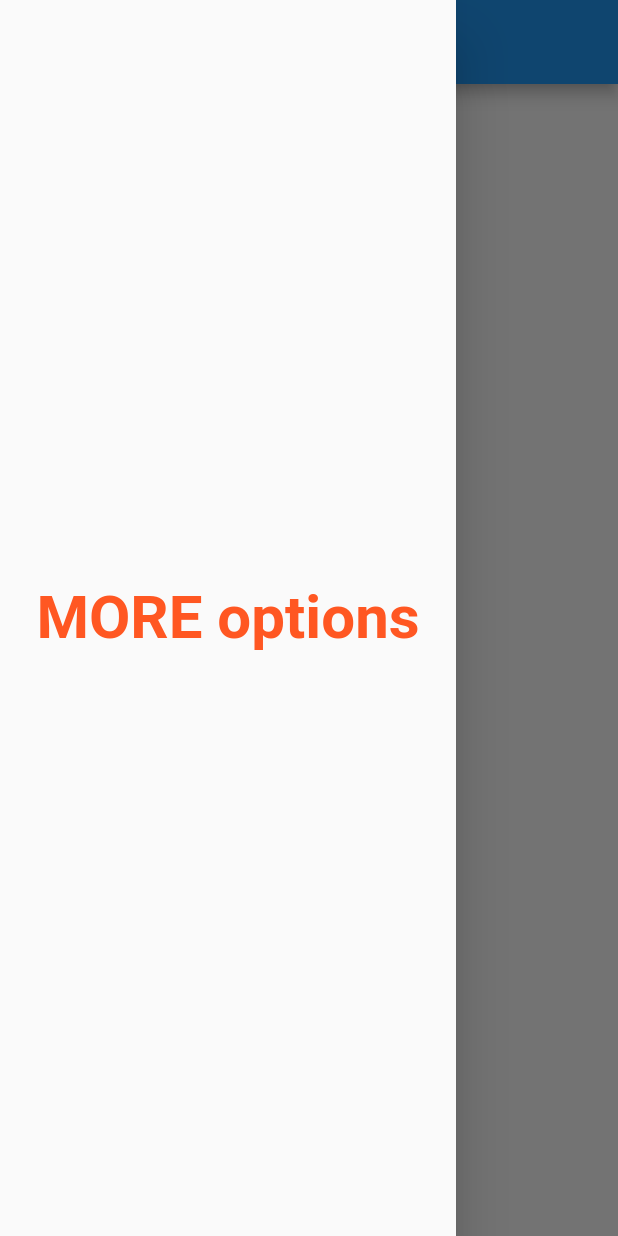
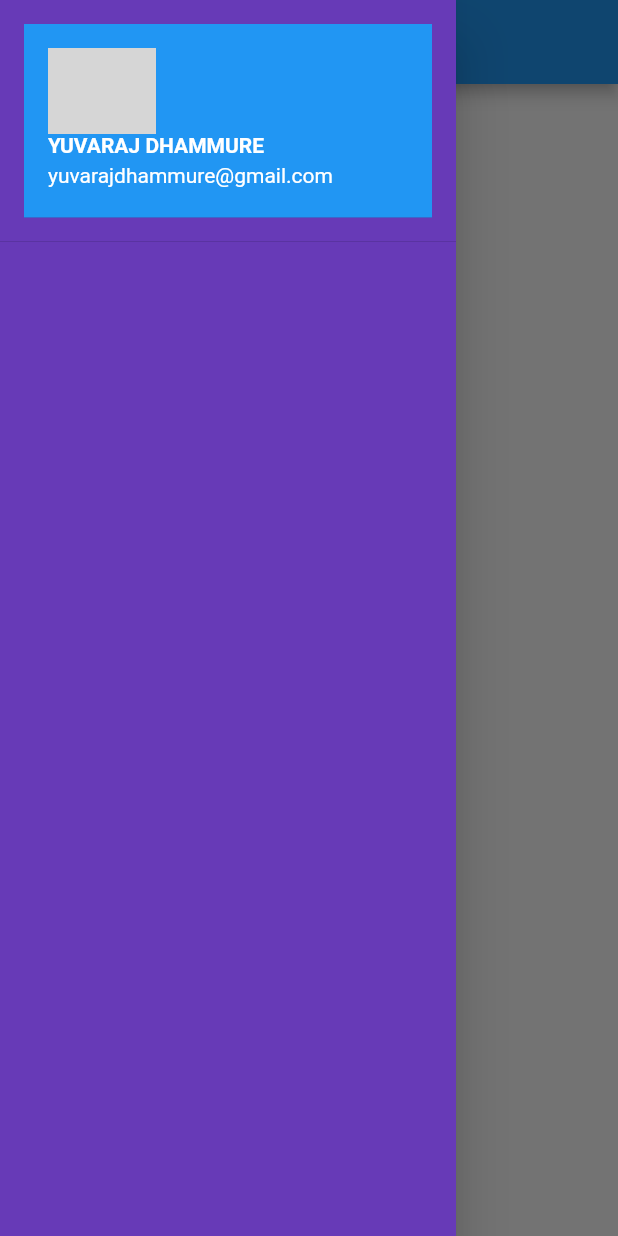
Before and after one commit to Sageyuva/1stflutterrepo, a Flutter app: the homepage screen opened directly, with the side drawer open, on a phone screen of 412 x 824 dp. Run offline on Flutter 3.47's test engine with Material 2 defaults, Android fonts, the phone set to English and light mode, and no system bars; our stand-ins replace google_fonts, matcher; missing offline and left inert: dart:ffi; network calls fail; grey boxes are pictures that could not be loaded.

Commit message:
home complete

```diff
--- a/lib/app.dart
+++ b/lib/app.dart
@@ -22,9 +22,10 @@ class myapp extends StatelessWidget {
      themeMode: ThemeMode.light,
      theme: ThemeData(
       primarySwatch: Colors.deepPurple),
+      debugShowCheckedModeBanner: false,
     routes: {
-      "/":(context)=>regpage(),
-      "/login":(context)=>loginpage(),
+      "/":(context)=>homepage(),
+      "/reg":(context)=>regpage(),
       MyRoutes.homeroute:(context) => homepage(),
       MyRoutes.loginroute:(context)=>loginpage(),
     },
--- a/lib/pages/home.dart
+++ b/lib/pages/home.dart
@@ -1,5 +1,6 @@
 import 'package:flutter/material.dart';
 import 'package:flutter_application_1/utils/routes.dart';
+import 'package:flutter_application_1/widgets/drawer.dart';
 
 
 class homepage extends StatelessWidget {
@@ -18,16 +19,7 @@ class homepage extends StatelessWidget {
           ),
         ),
       ),
-      drawer: Drawer(
-        child: Center(child: Text("MORE options",
-        style: TextStyle(
-          fontSize: 40,
-          fontWeight: FontWeight.bold,
-          color: Colors.deepOrange
-        ),
-        textScaleFactor: 1.0,)),
-
-      ),
+      drawer: MyDrawer(),
     );
   }
 }
--- a/lib/pages/loginpage.dart
+++ b/lib/pages/loginpage.dart
@@ -69,7 +69,8 @@ final _formKey = GlobalKey<FormState>();
                   fontSize: 20,
                   fontWeight: FontWeight.bold,
                   color: Colors.deepPurple,
-                )
+                ),
+                border: OutlineInputBorder(borderRadius: BorderRadius.all(Radius.circular(10))),
 
 
               ),
@@ -84,6 +85,9 @@ final _formKey = GlobalKey<FormState>();
                 return null;
               },
             ),
+            SizedBox(
+              height: 10,
+            ),
             TextFormField(
               obscureText: true,
               decoration: InputDecoration(
@@ -93,7 +97,8 @@ final _formKey = GlobalKey<FormState>();
                   fontSize: 20,
                   fontWeight: FontWeight.bold,
                   color: Colors.deepPurple,
-                )
+                ),
+                border: OutlineInputBorder(borderRadius: BorderRadius.all(Radius.circular(10))),
               ),
               validator:(value) {
                 if (value!.isEmpty) {
@@ -139,9 +144,7 @@ final _formKey = GlobalKey<FormState>();
             //   onPressed: (){
             //     Navigator.pushNamed(context, MyRoutes.homeroute);
             //   }, ),
-            SizedBox(
-              height: 10,
-            ),
+
 
 
 
--- /dev/null
+++ b/lib/widgets/drawer.dart
@@ -0,0 +1,38 @@
+import 'package:flutter/material.dart';
+import 'package:flutter/src/widgets/framework.dart';
+import 'package:flutter/src/foundation/key.dart';
+import 'package:matcher/matcher.dart';
+
+class MyDrawer extends StatelessWidget {
+  const MyDrawer({Key? key}) : super(key: key);
+
+  @override
+  Widget build(BuildContext context) {
+    final imageurl="https://i.pinimg.com/474x/00/6a/3b/006a3bdcce01d123d83a54390a4be892.jpg";
+    return Drawer(
+      child: Container(
+        color:Colors.deepPurple,
+        child: ListView(
+          padding: EdgeInsets.zero,
+          children: [
+            DrawerHeader(
+              decoration: BoxDecoration(
+              ),
+              child: UserAccountsDrawerHeader
+              (
+                currentAccountPicture:CircleAvatar(
+                  backgroundImage: NetworkImage(imageurl),
+                ) ,
+              accountEmail: Text("yuvarajdhammure@gmail.com"),
+              accountName:Text("YUVARAJ DHAMMURE",
+              style: TextStyle(
+                fontWeight: FontWeight.bold,
+              ),) ,
+              ),
+            )
+          ],
+        ),
+      ),
+    );
+  }
+}
```
